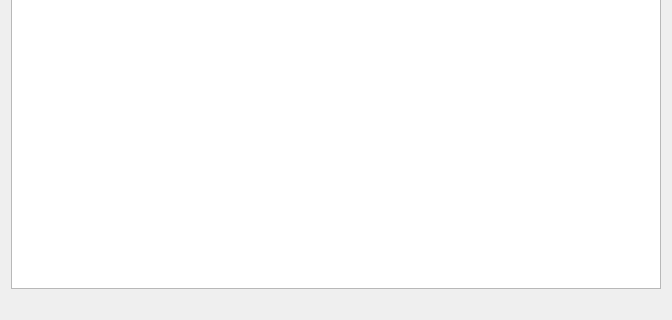
Old version of the form app/playback_log_ui/playbacklogdialog.ui in the repository olegantonyan/mpz; both pictures show x 0 to 672 and y 390 to 710 of the 672 by 710 pixel window.
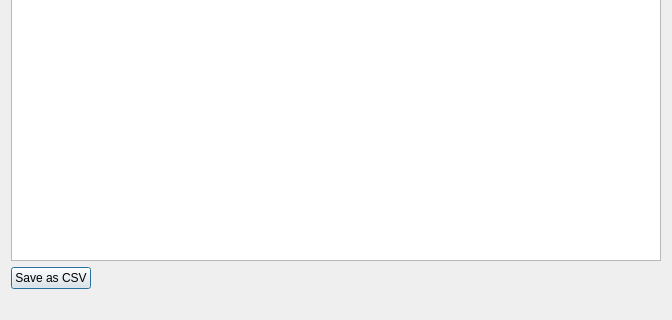
New version of the form.

Patch:
```diff
--- a/app/playback_log_ui/playbacklogdialog.ui
+++ b/app/playback_log_ui/playbacklogdialog.ui
@@ -17,6 +17,30 @@
    <item>
     <widget class="QTableView" name="tableView"/>
    </item>
+   <item>
+    <layout class="QHBoxLayout" name="horizontalLayout_2">
+     <item>
+      <widget class="QPushButton" name="buttonSaveCsv">
+       <property name="text">
+        <string>Save as CSV</string>
+       </property>
+      </widget>
+     </item>
+     <item>
+      <spacer name="horizontalSpacer">
+       <property name="orientation">
+        <enum>Qt::Horizontal</enum>
+       </property>
+       <property name="sizeHint" stdset="0">
+        <size>
+         <width>40</width>
+         <height>20</height>
+        </size>
+       </property>
+      </spacer>
+     </item>
+    </layout>
+   </item>
    <item>
     <layout class="QHBoxLayout" name="horizontalLayout">
      <item>
```
